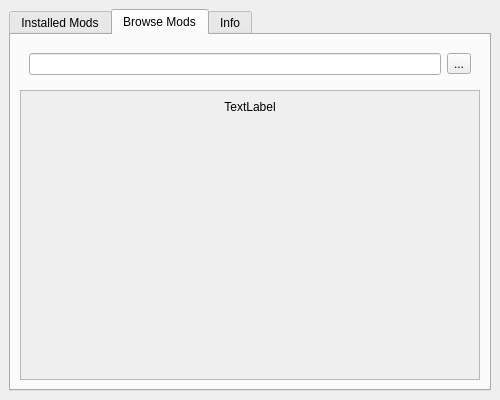
Before: the Qt Designer form UI/InstanceWindow.ui in OpenMineMods/OpenMineMods, drawn with Qt 5.
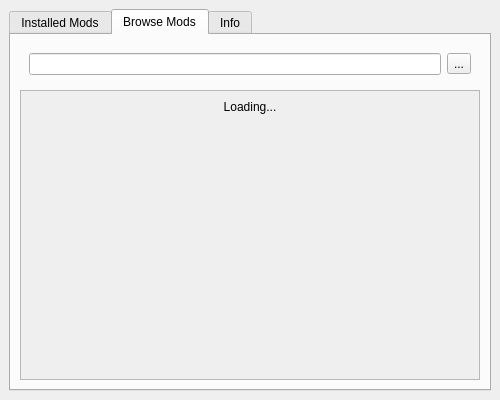
After: the same form once the commit is applied. The open tabs and pages were chosen to show the change. Icons and pictures are not drawn.

```diff
--- a/UI/InstanceWindow.ui
+++ b/UI/InstanceWindow.ui
@@ -119,7 +119,7 @@
               <item>
                <widget class="QLabel" name="loading_label">
                 <property name="text">
-                 <string>TextLabel</string>
+                 <string>Loading...</string>
                 </property>
                 <property name="alignment">
                  <set>Qt::AlignCenter</set>
```
